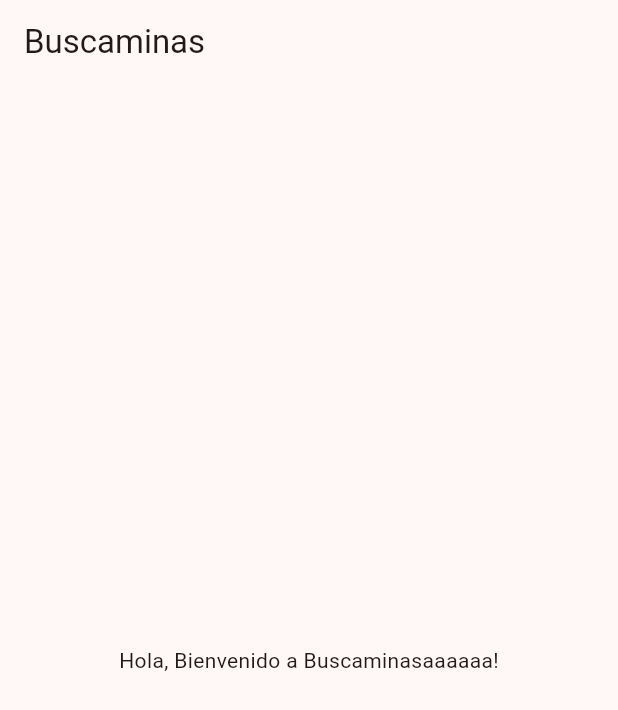
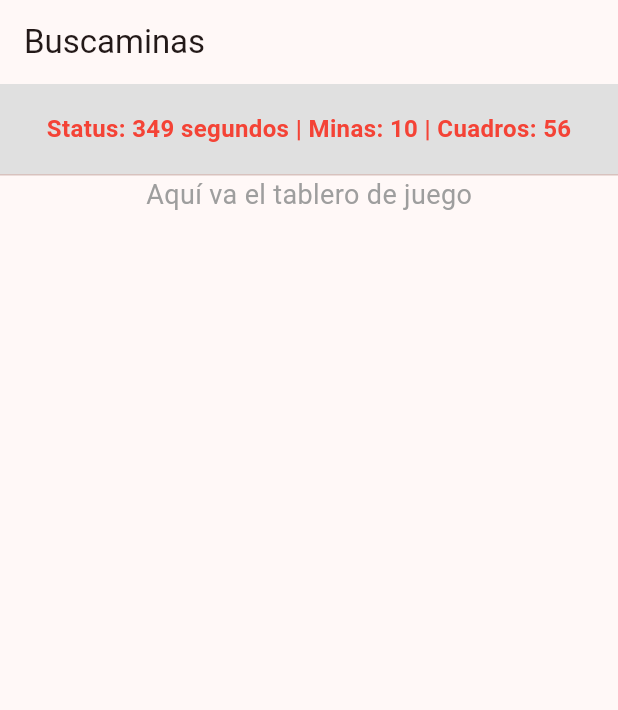
Before and after one commit to IchiroCTG/3479A321_2021479014_2026, a Flutter app: the screen it shows after launch, on a phone screen of 412 x 824 dp. Shown: the top 710 px of the screen. Run offline on Flutter 3.47's test engine with Material 3 defaults, Android fonts, the phone set to English and light mode, and no system bars.

Commit message:
Crear Layout Buscaminas

```diff
--- a/lib/main.dart
+++ b/lib/main.dart
@@ -31,9 +31,23 @@ class MineSweeperScreen extends StatelessWidget {
         appBar: AppBar(
           title: const Text('Buscaminas'),
         ),
-        body: Center(
-          child: Text('Hola, Bienvenido a Buscaminasaaaaaa!'),
+        body: SafeArea(
+          child: Column(
+            children: [
+             Container(
+              height:60 ,
+              color: Colors.grey[300],
+              child: const Center(
+                child: Text("Status: 349 segundos | Minas: 10 | Cuadros: 56",
+                style: TextStyle(fontSize: 16, fontWeight: FontWeight.bold, color: Colors.red),),
+                ),
+              ),
+              Divider(height: 1,),
+              Expanded(child: Text("Aquí va el tablero de juego",style: TextStyle(fontSize: 18, color: Colors.grey),))
+            ],
+          ),
         ),
+
 
     );
   }
```
